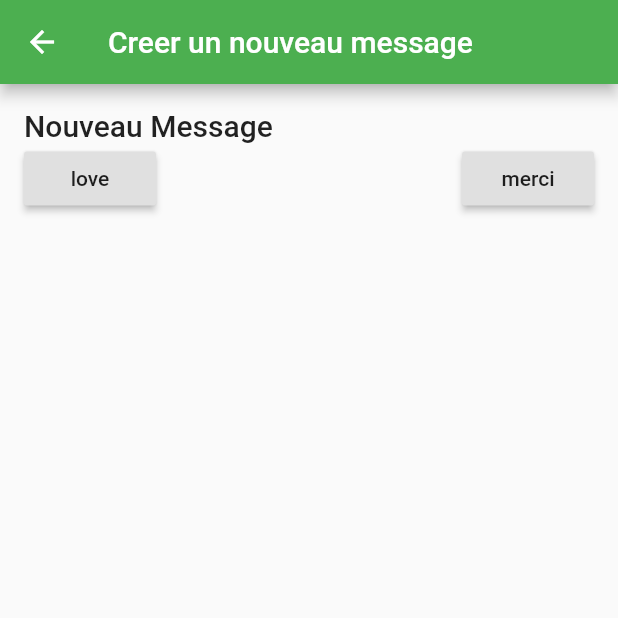
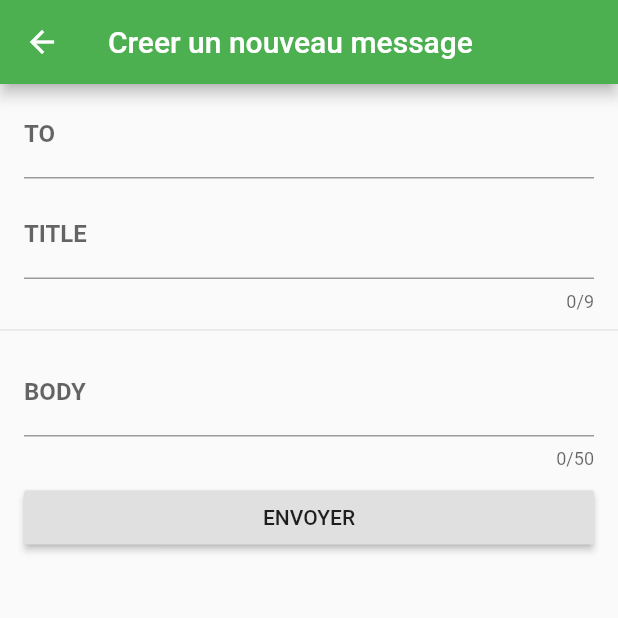
Before and after one commit to khalil-git-dev/khalilou_ibrahima-diop-khalil-git-dev-licence, a Flutter app: the screen it shows after launch, after a tap on the "add" icon, on a phone screen of 412 x 824 dp, the top half of it. Run offline on Flutter 3.47's test engine with Material 2 defaults, Android fonts, the phone set to English and light mode, and no system bars; generated files the repository leaves out were written again; network calls fail.

Commit message:
envoi de message et listage automatique

```diff
--- a/lib/ComposeButton.dart
+++ b/lib/ComposeButton.dart
@@ -2,26 +2,38 @@ import 'package:flutter/cupertino.dart';
 import 'package:flutter/material.dart';
 
 import 'MassageCompose.dart';
+import 'Message.dart';
 
 class ComposeButton extends StatelessWidget {
+  final List<Message> messages;
+  ComposeButton(this.messages);
+
   @override
   Widget build(BuildContext context) {
     return FloatingActionButton(
           child: Icon(Icons.add),
           // une fois appuyer sur le button de creation
           onPressed: () async {
-          // pour naviger vers un autre page il prend 2 parametres
-            String intention = await Navigator.push(context,
+          //  Recuperation des donnees depuis
+            Message message = await Navigator.push(context,
               MaterialPageRoute(
                 builder: (BuildContext context) =>
                 //REDIRECTION VERS LA PAGE de creation de nuveau message
                   MessageCompose(),
 
+              ),
+            );
+            if(message != null){
+                /** une fois le message conient quelque chose
+                 * ON AJOUT LE NOUVEAU MESSAGE CONCU VIA LE BUTTON DANS LE TABLEAU DE MESSAGE
+                 */
+              messages.add(message);
+               Scaffold.of(context).showSnackBar(
+               SnackBar(content: Text("Un nouveau message envoye "),
+               backgroundColor: Colors.green,
               ));
-              Scaffold.of(context).showSnackBar(
-                SnackBar(content: Text("le message est $intention"),
-                backgroundColor: Colors.green,
-              ));
+            }
+
           },
 
     );
--- a/lib/MassageCompose.dart
+++ b/lib/MassageCompose.dart
@@ -1,7 +1,13 @@
 import 'package:flutter/cupertino.dart';
 import 'package:flutter/material.dart';
 
+import 'Message.dart';
+
 class MessageCompose extends StatelessWidget {
+  String to ="";
+  String title ="";
+  String body = "";
+
   @override
   Widget build(BuildContext context) {
     return Scaffold(
@@ -9,33 +15,85 @@ class MessageCompose extends StatelessWidget {
         title: Text("Creer un nouveau message"),
 
       ),
-      body: Container(padding: EdgeInsets.all(16),
-        child: Column(
+      body: SingleChildScrollView(
+        child:  Column(
           crossAxisAlignment: CrossAxisAlignment.start,
           children: <Widget>[
-            Text("Nouveau Message",
-            style: Theme.of(context).textTheme.title),
-            Row(
-              mainAxisAlignment: MainAxisAlignment.spaceBetween,
-              children: <Widget>[
-                RaisedButton(
-                  child: Text("love"),
-                  onPressed: () {
-                    Navigator.pop(context, "Love you");
-                  }),
-                  RaisedButton(
-                  child: Text("merci"),
-                  onPressed: () {
-                    Navigator.pop(context, " mercie pour tous");
-                  },
-                )
-              ],
+            ListTile(
+              title:  TextField(
+                // Recuperation des valeur saisie dans ce chaps
+                onChanged: (value) {
+                  // affection de la valeur recuperer
+                  to = value;
+                },
+                  decoration: InputDecoration(
+                // prefixIcon: Icon(Icons.add),
+                labelText: 'TO',
+                labelStyle: TextStyle(fontWeight: FontWeight.bold),
+              ),
+              ),
+            ),
+            ListTile(
+              title:  TextField(
+                onChanged: (value) {
+                  title = value;
+                },
+              decoration: InputDecoration(
+                labelText: 'TITLE',
+                labelStyle: TextStyle(fontWeight: FontWeight.bold),
+              ),
+               maxLength: 9,
+              ),
 
-            )
+
+            ),
+            Divider(),
+            ListTile(
+              title: TextField(
+                onChanged: (value) {
+                  body = value;
+                },
+              decoration: InputDecoration(
+                  labelText: 'BODY',
+                  labelStyle: TextStyle(fontWeight: FontWeight.bold)),
+               maxLength: 50,
+            ),
+
+            ),
+            ListTile(
+              title: RaisedButton(
+                child: Text("ENVOYER"),
+                onPressed: () {
+                  // creation d'un objst de type Message
+                  Message message = Message(title, body);
+
+                  Navigator.pop(context, message);
+                },
+              ),
+            ),
           ],
         ),
-      ),
-
+      )
     );
   }
 }
+
+// Text("Creaton d'un nouveau Message",
+//             style: Theme.of(context).textTheme.title),
+//             Row(
+//               mainAxisAlignment: MainAxisAlignment.spaceBetween,
+//               children: <Widget>[
+//                 RaisedButton(
+//                   child: Text("love"),
+//                   onPressed: () {
+//                     Navigator.pop(context, "Love you");
+//                   }),
+//                   RaisedButton(
+//                   child: Text("merci"),
+//                   onPressed: () {
+//                     Navigator.pop(context, " mercie pour tous");
+//                   },
+//                 )
+//               ],
+
+//             )
--- a/lib/MessageList.dart
+++ b/lib/MessageList.dart
@@ -1,11 +1,7 @@
-import 'dart:convert';
 import 'package:myflutter/Message.dart';
 import 'package:flutter/cupertino.dart';
 import 'package:flutter/material.dart';
-import 'package:http/http.dart' as http;
-
 import 'ComposeButton.dart';
-import 'MassageCompose.dart';
 import 'MessageDetail.dart';
 
 
@@ -18,14 +14,20 @@ class MessageList extends StatefulWidget {
 }
 
 class _MessageListState extends State<MessageList>  {
-    Future<List<Message>> messages;
+    Future<List<Message>> future;
+    List<Message> messages;
 
 
     void initState() {
      // loadMessageList();
       super.initState();
-      messages = Message.browse();
+      fetch();
     }
+    void fetch() async {
+      future = Message.browse();
+      messages = await future;
+    }
+
     @override
     Widget build(BuildContext context) {
     return Scaffold(
@@ -37,8 +39,9 @@ class _MessageListState extends State<MessageList>  {
           title: Text(widget.title),
           actions: <Widget>[
             //Un button de Rafrechicheur de page manuel
-            IconButton(icon: Icon(Icons.refresh), onPressed:() {
-             var  _message = Message.browse();
+            IconButton(icon: Icon(Icons.refresh),
+            onPressed:() async {
+             var  _message = await Message.browse();
 
               setState((){
                 messages = _message;
@@ -47,10 +50,9 @@ class _MessageListState extends State<MessageList>  {
           ],
         ),
         body: FutureBuilder(
-          future: messages,
+          future: future,
 
           builder: (BuildContext context, AsyncSnapshot snapshot) {
-
             /**
              * État actuel de connexion au calcul asynchrone.
              * On a different possibilite SNAPSHOT
@@ -96,13 +98,12 @@ class _MessageListState extends State<MessageList>  {
                     );
                   },
                 );
-
             }
           },
 
         ),
-        // on creer un button flottante
-        floatingActionButton: ComposeButton()
+          // on creer un button flottante
+        floatingActionButton: ComposeButton(messages)
 
     );
   }
```
